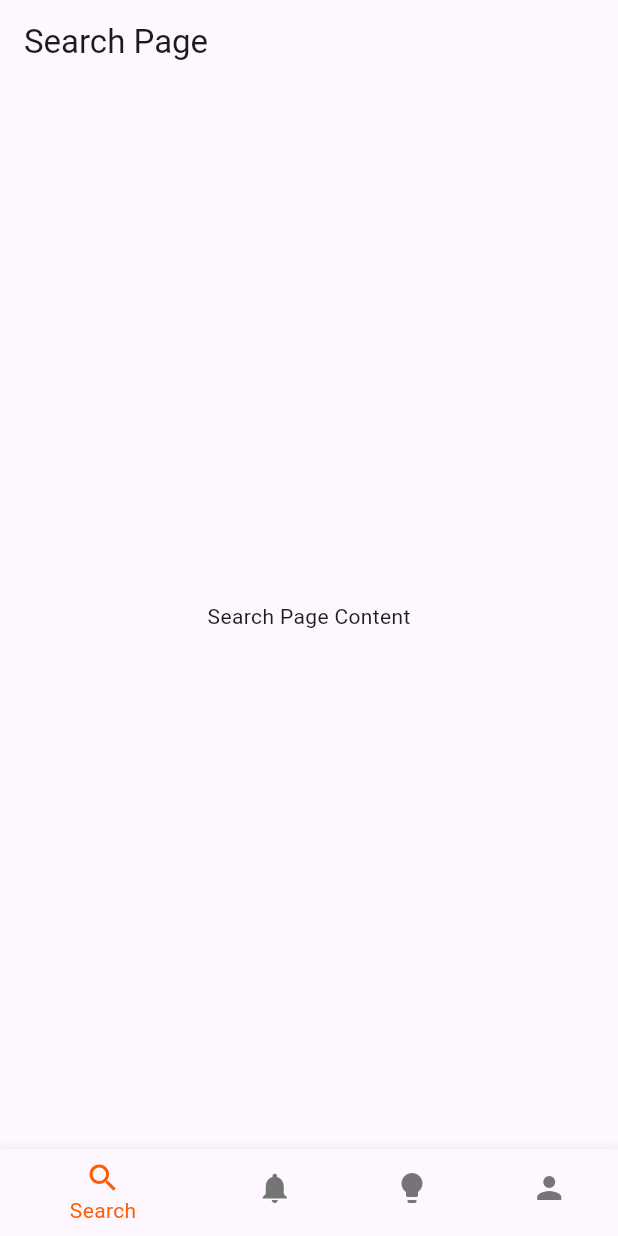
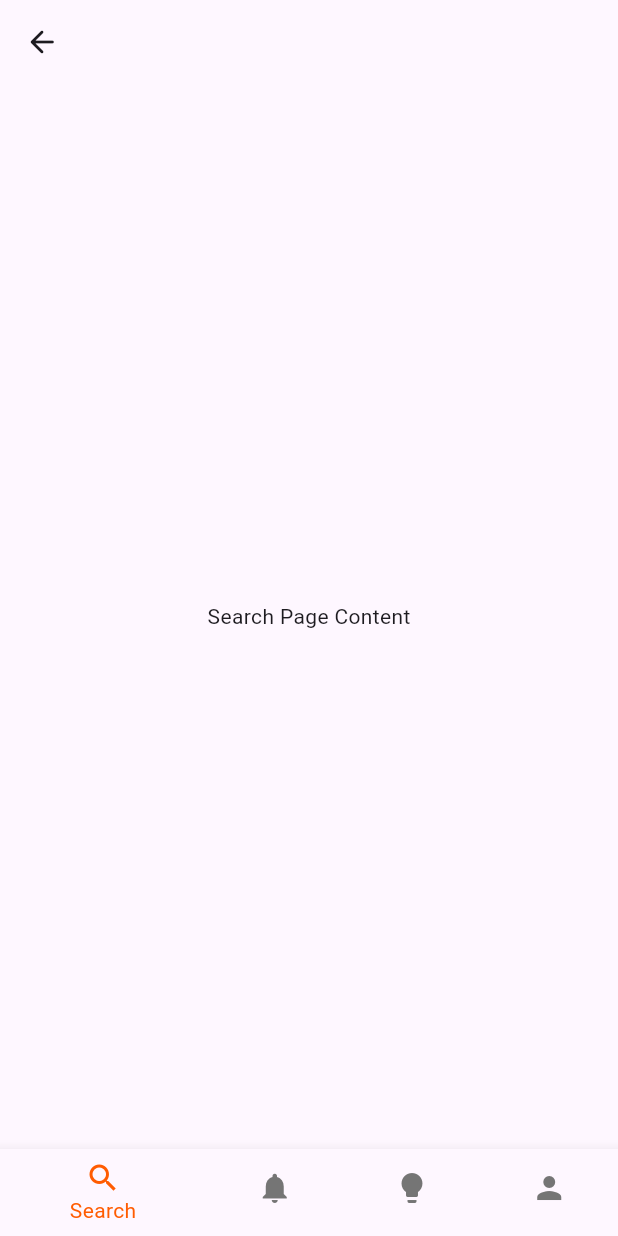
Before and after one commit to TeamTechSamurais/Panchikawatta_Frontend, a Flutter app: the screen it shows after launch, on a phone screen of 412 x 824 dp. Run offline on Flutter 3.47's test engine with Material 3 defaults, Android fonts, the phone set to English and light mode, and no system bars.

Commit message:
update search page

```diff
--- a/panchikawatta/lib/screens/search_page.dart
+++ b/panchikawatta/lib/screens/search_page.dart
@@ -8,7 +8,20 @@ class search_page extends StatelessWidget {
   Widget build(BuildContext context) {
     return Scaffold(
       appBar: AppBar(
-        title: const Text('Search Page'),
+        leading: IconButton(
+          icon: const Icon(Icons.arrow_back_rounded),
+          onPressed: () {
+            Navigator.pop(context);
+          },
+        ),
+        title: const Text(
+          '',
+          style: TextStyle(
+            color: Color(0xFFFF5C01),
+            fontSize: 27,
+            fontWeight: FontWeight.w500,
+          ),
+        ),
       ),
       body: const Center(
         child: Text('Search Page Content'),
```
